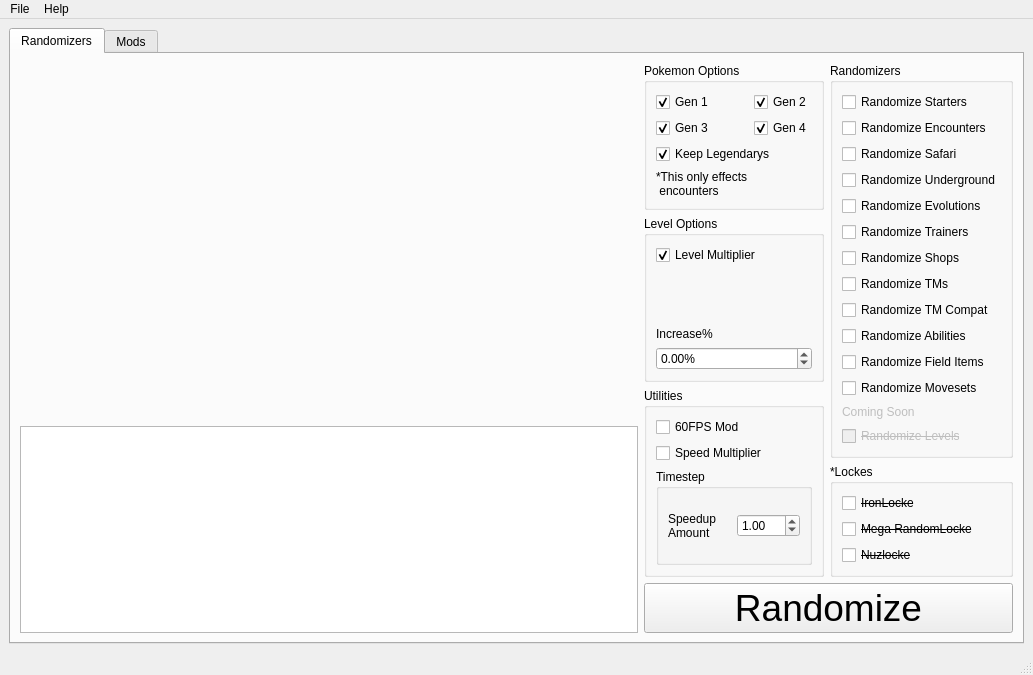
This is Randomizers/mainwindow.ui in Ai0796/BDSP-Randomizers as Qt 5 draws it before an edit. The edited form follows.
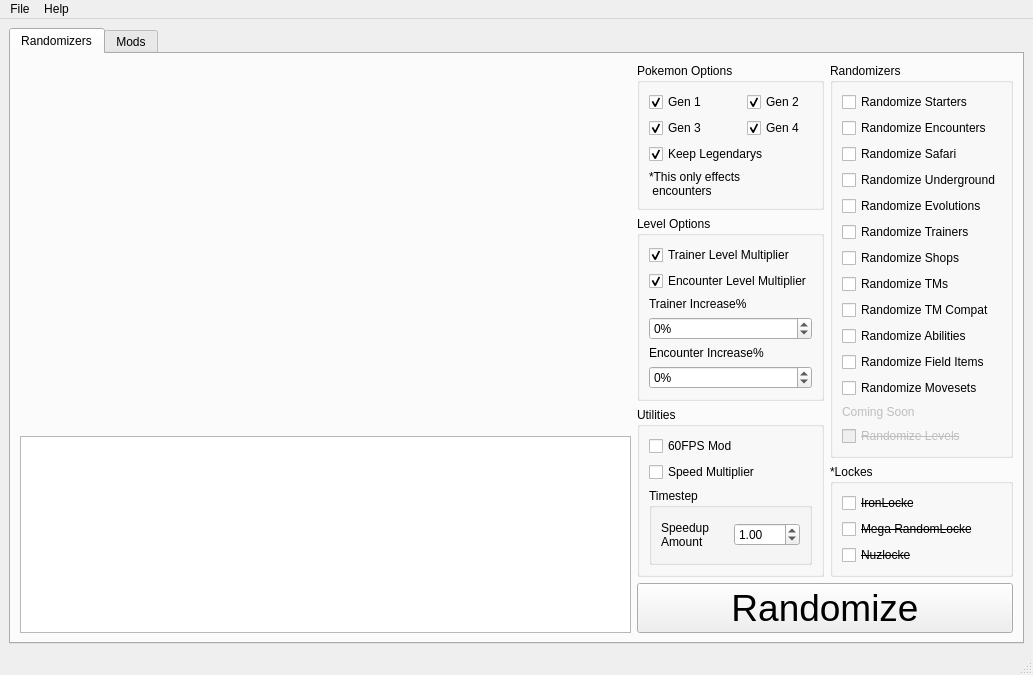
This is the edited form. Icons and pictures are not drawn.

Commit message: Added encounter level randomizer

```diff
--- a/Randomizers/mainwindow.ui
+++ b/Randomizers/mainwindow.ui
@@ -265,11 +265,34 @@
            <string>Level Options</string>
           </property>
           <layout class="QGridLayout" name="gridLayout_2">
-           <item row="3" column="0">
-            <widget class="QDoubleSpinBox" name="sbLevel">
+           <item row="1" column="0">
+            <widget class="QCheckBox" name="cbEncounterLevel">
+             <property name="text">
+              <string>Encounter Level Multiplier</string>
+             </property>
+             <property name="checked">
+              <bool>true</bool>
+             </property>
+            </widget>
+           </item>
+           <item row="0" column="0">
+            <widget class="QCheckBox" name="cbTrainerLevel">
+             <property name="text">
+              <string>Trainer Level Multiplier</string>
+             </property>
+             <property name="checked">
+              <bool>true</bool>
+             </property>
+            </widget>
+           </item>
+           <item row="4" column="0">
+            <widget class="QDoubleSpinBox" name="sbTrainerLevel">
              <property name="suffix">
               <string>%</string>
              </property>
+             <property name="decimals">
+              <number>0</number>
+             </property>
              <property name="minimum">
               <double>-50.000000000000000</double>
              </property>
@@ -284,24 +307,36 @@
              </property>
             </widget>
            </item>
-           <item row="0" column="0">
-            <widget class="QCheckBox" name="rbFlat">
-             <property name="text">
-              <string>Level Multiplier</string>
-             </property>
-             <property name="checked">
-              <bool>true</bool>
-             </property>
-            </widget>
-           </item>
-           <item row="1" column="0">
+           <item row="2" column="0">
             <widget class="QLabel" name="label_3">
              <property name="text">
-              <string>
-
-
-
-Increase%</string>
+              <string>Trainer Increase%</string>
+             </property>
+            </widget>
+           </item>
+           <item row="5" column="0">
+            <widget class="QLabel" name="label_6">
+             <property name="text">
+              <string>Encounter Increase%</string>
+             </property>
+            </widget>
+           </item>
+           <item row="6" column="0">
+            <widget class="QDoubleSpinBox" name="sbEncounterLevel">
+             <property name="suffix">
+              <string>%</string>
+             </property>
+             <property name="decimals">
+              <number>0</number>
+             </property>
+             <property name="minimum">
+              <double>-50.000000000000000</double>
+             </property>
+             <property name="maximum">
+              <double>500.000000000000000</double>
+             </property>
+             <property name="singleStep">
+              <double>10.000000000000000</double>
              </property>
             </widget>
            </item>
```
Left out of the diff: 2 changed lines with no effect on the pictures. The commit also changes 4 other files.
